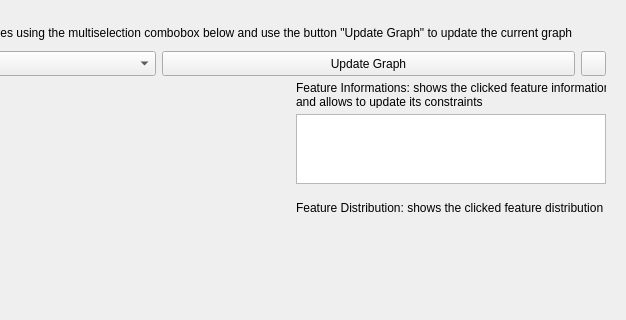
Before: the Qt Designer form ui/uiIterable/CounterfactualInterface/CounterfactualIterable/Iteration/Iteration.ui in vidalt/OCEAN, drawn with Qt 5; both pictures show x 278 to 904 and y 0 to 320 of the 904 by 548 pixel window.
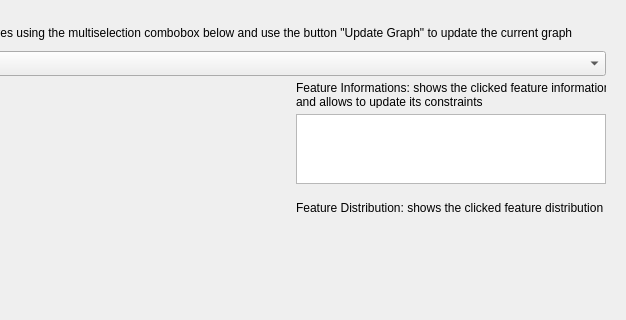
After: the same form once the commit is applied. Icons and pictures are not drawn. Custom widgets are drawn as their Qt base class.

Commit message: removing the button update graph

```diff
--- a/ui/uiIterable/CounterfactualInterface/CounterfactualIterable/Iteration/Iteration.ui
+++ b/ui/uiIterable/CounterfactualInterface/CounterfactualIterable/Iteration/Iteration.ui
@@ -79,46 +79,6 @@
            </property>
           </widget>
          </item>
-         <item>
-          <widget class="QPushButton" name="pushButtonUpdateGraph">
-           <property name="minimumSize">
-            <size>
-             <width>0</width>
-             <height>25</height>
-            </size>
-           </property>
-           <property name="text">
-            <string>Update Graph</string>
-           </property>
-          </widget>
-         </item>
-         <item>
-          <widget class="QPushButton" name="pushButtonOutdatedGraph">
-           <property name="minimumSize">
-            <size>
-             <width>25</width>
-             <height>25</height>
-            </size>
-           </property>
-           <property name="maximumSize">
-            <size>
-             <width>25</width>
-             <height>16777215</height>
-            </size>
-           </property>
-           <property name="toolTip">
-            <string>&lt;html&gt;&lt;head/&gt;&lt;body&gt;&lt;p&gt;the graph is outdated&lt;/p&gt;&lt;/body&gt;&lt;/html&gt;</string>
-           </property>
-           <property name="text">
-            <string/>
-           </property>
-           <property name="icon">
-            <iconset>
-             <normalon>:/Images/outdatedChart.png</normalon>
-            </iconset>
-           </property>
-          </widget>
-         </item>
         </layout>
        </widget>
       </item>
```
The commit also changes 3 other files.
